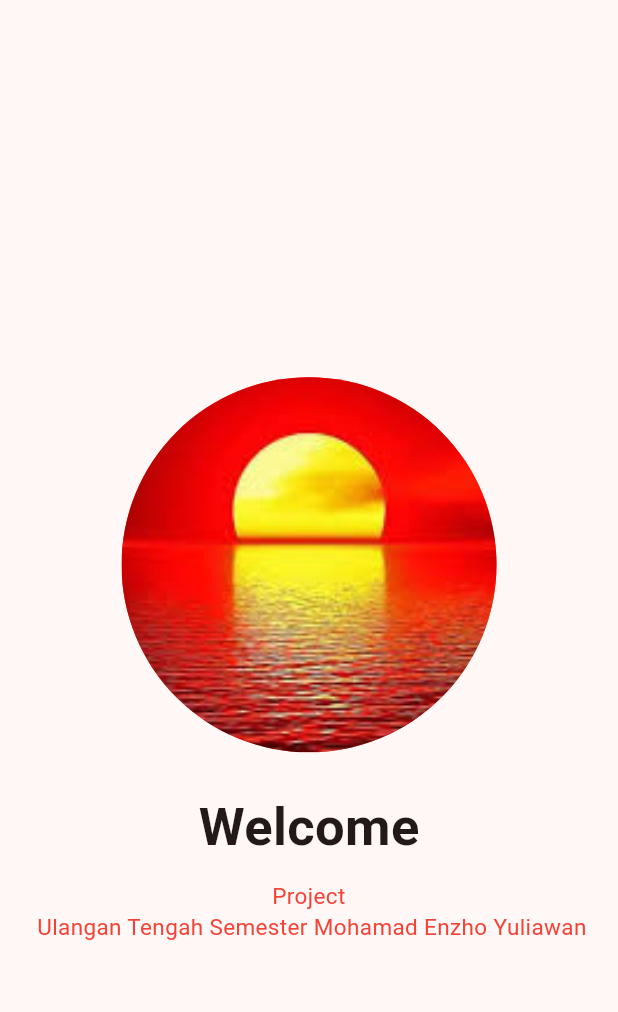
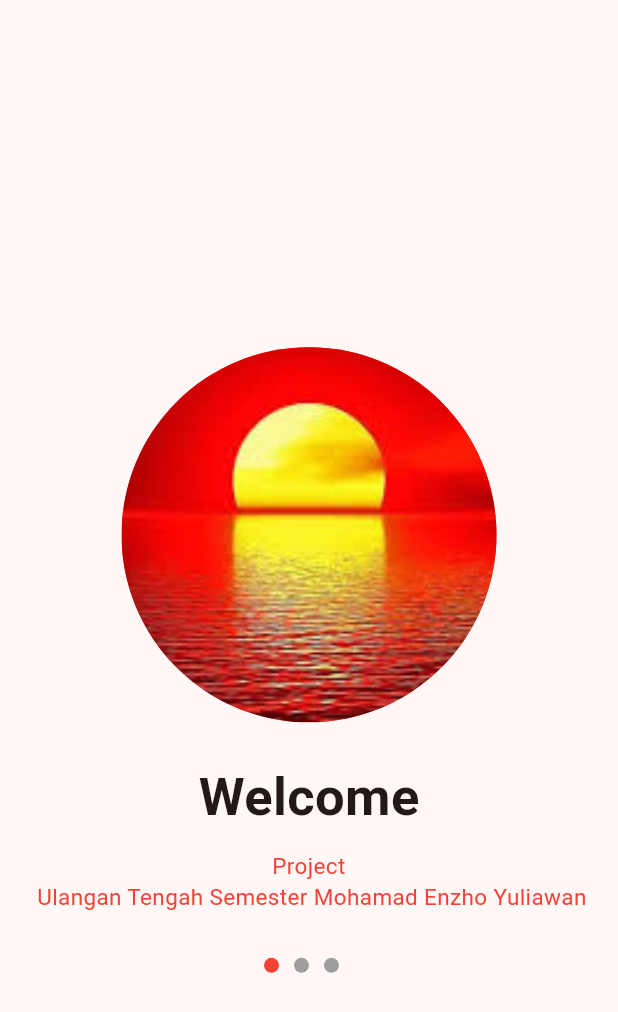
Before and after one commit to ENZHOUHUY/KB1179_1123150029_uts, a Flutter app: the screen it shows after launch, on a phone screen of 412 x 824 dp. Shown: the top 1012 px of the screen. Run offline on Flutter 3.47's test engine with Material 3 defaults, Android fonts, the phone set to English and light mode, and no system bars.

Commit message:
membuat row navigasi

```diff
--- a/lib/screen/splash1.dart
+++ b/lib/screen/splash1.dart
@@ -42,6 +42,39 @@ class SplashScreen1 extends StatelessWidget {
                       color: Colors.red
                     ),
                   ),
+                  SizedBox(height: 30,),
+                  Row(
+                    mainAxisAlignment: MainAxisAlignment.center,
+                    children: [
+                      Container(
+                        width: 10,
+                        height: 10,
+                        decoration: BoxDecoration(
+                          shape: BoxShape.circle,
+                          color: Colors.red
+                        ),
+                      ),
+                      SizedBox(width: 10,),
+                      Container(
+                        width: 10,
+                        height: 10,
+                        decoration: BoxDecoration(
+                          shape: BoxShape.circle,
+                          color: Colors.grey
+                        ),
+                      ),
+                      SizedBox(width: 10,),
+                      Container(
+                        width: 10,
+                        height: 10,
+                        decoration: BoxDecoration(
+                          shape: BoxShape.circle,
+                          color: Colors.grey
+                        ),
+                      ),
+                      SizedBox(width: 10,),
+                    ],
+                  ),
                 ],
               ),
             ),
```
